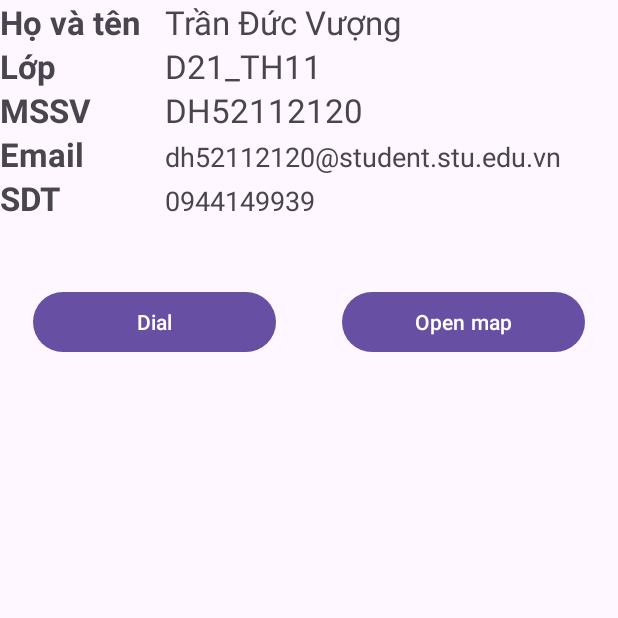
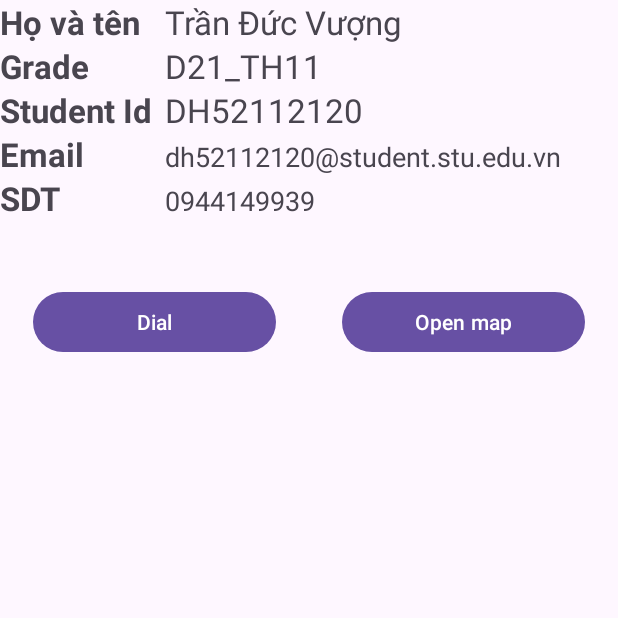
Before and after one commit to vuongprogk/midterm-android, an Android app: the ListCategory screen opened directly, with no data from a screen before it, in the options menu, after a tap on "About", on a phone screen of 412 x 824 dp, the top half of it. Run offline under Robolectric (Android 15) with nearby library versions, the phone set to English and light mode, and no system bars.

Commit message:
feat: modified to switch legion language

```diff
--- a/app/src/main/java/vn/edu/stu/student/dh52112120/LoginActivity.java
+++ b/app/src/main/java/vn/edu/stu/student/dh52112120/LoginActivity.java
@@ -41,12 +41,12 @@ public class LoginActivity extends AppCompatActivity {
         // Check for predefined credentials
         if (username.equals("ace") && password.equals("password")) {
             // Successful login
-            Toast.makeText(LoginActivity.this, "Login Successful!", Toast.LENGTH_SHORT).show();
+            Toast.makeText(LoginActivity.this, R.string.login_success, Toast.LENGTH_SHORT).show();
             Intent intent = new Intent(LoginActivity.this, ListCategory.class);
             startActivity(intent);
         } else {
             // Failed login
-            Toast.makeText(LoginActivity.this, "Invalid Username or Password", Toast.LENGTH_SHORT).show();
+            Toast.makeText(LoginActivity.this, R.string.login_fail, Toast.LENGTH_SHORT).show();
         }
     }
 
--- a/app/src/main/java/vn/edu/stu/student/dh52112120/UpsertViewProduct.java
+++ b/app/src/main/java/vn/edu/stu/student/dh52112120/UpsertViewProduct.java
@@ -158,7 +158,7 @@ public class UpsertViewProduct extends AppCompatActivity {
         int categoryId = selectedCategory.getId();
 
         if (name.isEmpty() || priceStr.isEmpty() || description.isEmpty()) {
-            Toast.makeText(this, "Please fill all fields", Toast.LENGTH_SHORT).show();
+            Toast.makeText(this, R.string.miss_field, Toast.LENGTH_SHORT).show();
             return;
         }
 
@@ -166,7 +166,7 @@ public class UpsertViewProduct extends AppCompatActivity {
         try {
             price = Double.parseDouble(priceStr);
         } catch (NumberFormatException e) {
-            Toast.makeText(this, "Invalid price", Toast.LENGTH_SHORT).show();
+            Toast.makeText(this, R.string.invalid_price, Toast.LENGTH_SHORT).show();
             return;
         }
 
@@ -257,7 +257,7 @@ public class UpsertViewProduct extends AppCompatActivity {
             if (grantResults.length > 0 &&
                     grantResults[0] == PackageManager.PERMISSION_GRANTED) {
             } else {
-                Toast.makeText(this, "Storage permission denied", Toast.LENGTH_SHORT).show();
+                Toast.makeText(this, R.string.storage_permission, Toast.LENGTH_SHORT).show();
             }
         }
     }
--- a/app/src/main/res/layout/activity_about.xml
+++ b/app/src/main/res/layout/activity_about.xml
@@ -16,7 +16,7 @@
             android:layout_width="0pt"
             android:layout_height="wrap_content"
             android:layout_weight=".22"
-            android:text="Họ và tên"
+            android:text="@string/full_name"
             android:textSize="10pt"
             android:textStyle="bold" />
 
@@ -37,7 +37,7 @@
             android:layout_width="0pt"
             android:layout_height="wrap_content"
             android:layout_weight=".22"
-            android:text="Lớp"
+            android:text="@string/grade"
             android:textSize="10pt"
             android:textStyle="bold" />
 
@@ -58,7 +58,7 @@
             android:layout_width="0pt"
             android:layout_height="wrap_content"
             android:layout_weight=".22"
-            android:text="MSSV"
+            android:text="@string/student_id"
             android:textSize="10pt"
             android:textStyle="bold" />
 
@@ -79,7 +79,7 @@
             android:layout_width="0pt"
             android:layout_height="wrap_content"
             android:layout_weight=".22"
-            android:text="Email"
+            android:text="@string/email"
             android:textSize="10pt"
             android:textStyle="bold" />
 
@@ -100,7 +100,7 @@
             android:layout_width="0pt"
             android:layout_height="wrap_content"
             android:layout_weight=".22"
-            android:text="SDT"
+            android:text="@string/phone_number"
             android:textSize="10pt"
             android:textStyle="bold" />
 
@@ -126,13 +126,13 @@
             android:layout_height="wrap_content"
             android:layout_weight="1"
             android:layout_margin="10pt"
-            android:text="Dial" />
+            android:text="@string/dial" />
         <Button
             android:id="@+id/btn_map"
             android:layout_width="match_parent"
             android:layout_height="wrap_content"
             android:layout_margin="10pt"
             android:layout_weight="1"
-            android:text="Open map" />
+            android:text="@string/open_map" />
     </LinearLayout>
 </LinearLayout>
--- a/app/src/main/res/layout/activity_upsert_view_product.xml
+++ b/app/src/main/res/layout/activity_upsert_view_product.xml
@@ -66,7 +66,7 @@
         android:layout_width="0dp"
         android:layout_height="wrap_content"
         android:layout_marginTop="16dp"
-        android:hint="Description"
+        android:hint="@string/description"
         android:inputType="textMultiLine"
         android:minLines="3"
         app:layout_constraintEnd_toEndOf="parent"
--- a/app/src/main/res/layout/category_item_list.xml
+++ b/app/src/main/res/layout/category_item_list.xml
@@ -12,7 +12,7 @@
         android:layout_width="0pt"
         android:layout_height="wrap_content"
         android:layout_weight=".4"
-        android:text="Category ID"
+        android:text="@string/category_id"
         android:textSize="16sp"
         android:textStyle="bold" />
 
@@ -21,7 +21,7 @@
         android:layout_width="0pt"
         android:layout_height="wrap_content"
         android:layout_weight=".6"
-        android:text="Product Name"
+        android:text="@string/product_name"
         android:textSize="16sp" />
 
 
--- a/app/src/main/res/layout/product_item_list.xml
+++ b/app/src/main/res/layout/product_item_list.xml
@@ -23,7 +23,7 @@
             android:id="@+id/tv_product_id"
             android:layout_width="match_parent"
             android:layout_height="wrap_content"
-            android:text="Product ID"
+            android:text="@string/product_id"
             android:textSize="16sp"
             android:textStyle="bold" />
 
@@ -32,7 +32,7 @@
             android:layout_width="match_parent"
             android:layout_height="wrap_content"
             android:layout_marginTop="8dp"
-            android:text="Product Name"
+            android:text="@string/product_name"
             android:textSize="18sp" />
 
         <TextView
@@ -40,7 +40,7 @@
             android:layout_width="match_parent"
             android:layout_height="wrap_content"
             android:layout_marginTop="8dp"
-            android:text="Category Name"
+            android:text="@string/category_name"
             android:textSize="14sp" />
 
     </LinearLayout>
--- a/app/src/main/res/values/strings.xml
+++ b/app/src/main/res/values/strings.xml
@@ -1,12 +1,12 @@
 <resources>
-    <string name="app_name">dh52112120</string>
+    <string name="app_name">Product Management</string>
     <string name="login">Login</string>
     <string name="password">Password</string>
     <string name="username">Username</string>
-    <string name="category_name">Ten phan loai:</string>
-    <string name="category_information">Thông tin phân loai</string>
-    <string name="btn_save">Lưu</string>
-    <string name="title_activity_maps">MapsActivity</string>
+    <string name="category_name">Category Name</string>
+    <string name="category_information">Category Information</string>
+    <string name="btn_save">Save</string>
+    <string name="title_activity_maps">Maps Activity</string>
     <string name="delete">Delete</string>
     <string name="update">Update</string>
     <string name="add">Add</string>
@@ -15,4 +15,30 @@
     <string name="price">Price</string>
     <string name="add_product">Add Product</string>
     <string name="modified_product">Modified Product</string>
+    <string name="full_name">Họ và tên</string>
+    <string name="grade">Grade</string>
+    <string name="student_id">Student Id</string>
+    <string name="email">Email</string>
+    <string name="phone_number">SDT</string>
+    <string name="dial">Dial</string>
+    <string name="open_map">Open map</string>
+    <string name="description">Description</string>
+    <string name="category_id">Category ID</string>
+    <string name="product_id">Product ID</string>
+    <string name="miss_field">Please fill all fields</string>
+    <string name="invalid_price">Invalid price</string>
+    <string name="storage_permission">Storage permission denied</string>
+    <string name="login_success">Login Successful!</string>
+    <string name="login_fail">Invalid Username or Password</string>
+    <string name="no_category">No category found, please add category first</string>
+    <string name="title_delete_category">Delete Category</string>
+    <string name="delete_category_message">Are you sure you want to delete this category?</string>
+    <string name="cancel">Cancel</string>
+    <string name="product_save_success">Product saved successfully</string>
+    <string name="product_save_fail">Failed to save product</string>
+    <string name="check_category">Please select a category to update</string>
+    <string name="check_category_delete">Please select a product to delete</string>
+    <string name="title_delete_product">Delete Product</string>
+    <string name="delete_fail">Delete category fail.</string>
+    <string name="delete_product_message">Are you sure you want to delete this product?</string>
 </resources>
```
Also changed, not shown: app/src/main/java/vn/edu/stu/student/dh52112120/ListCategory.java (+8 -8 lines), app/src/main/java/vn/edu/stu/student/dh52112120/ListProduct.java (+8 -8 lines), app/src/main/res/layout/activity_list_product.xml (+2 -22 lines), app/src/main/res/layout/dialog_product.xml (deleted, +0 -28 lines), 1 other file.
